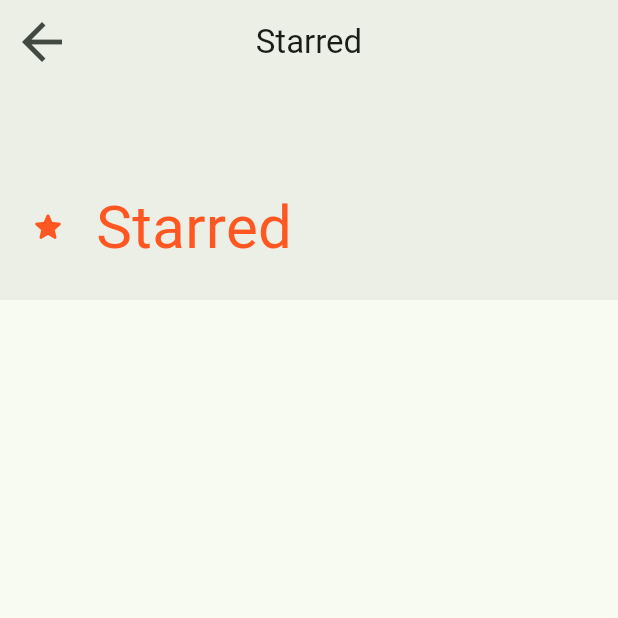
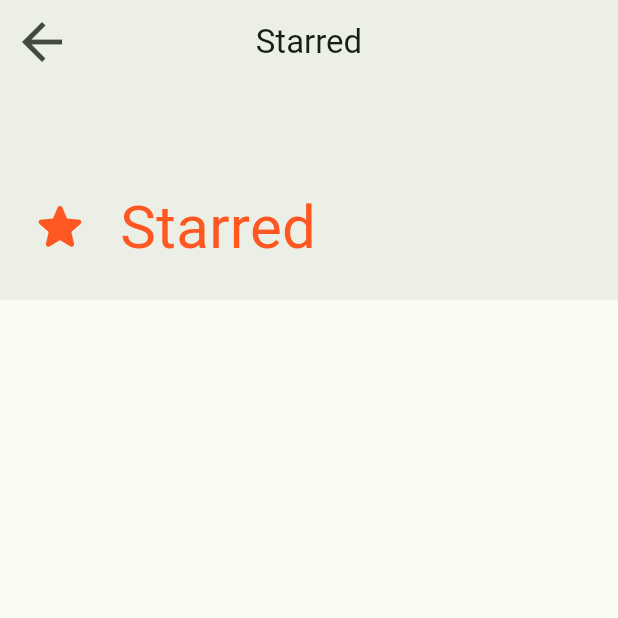
Before and after one commit to Timothy0508/deli_keep, a Flutter app: the screen it shows after launch, after a tap on "Starred", on a phone screen of 412 x 824 dp, the top half of it. Run offline on Flutter 3.47's test engine with Material 3 defaults, Android fonts, the phone set to English and light mode, and no system bars.

Commit message:
feat: add properties to apply icon style

```diff
--- a/lib/routes/note_page.dart
+++ b/lib/routes/note_page.dart
@@ -40,7 +40,7 @@ class _NotePageState extends State<NotePage> {
             child: Row(
               spacing: 20,
               children: [
-                widget.icon,
+                Icon(widget.icon.icon, size: 40, color: widget.color),
                 Text(
                   widget.title,
                   style: TextStyle(color: widget.color, fontSize: 40),
```
